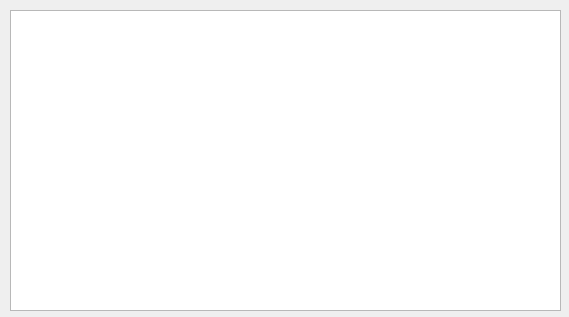
Before: the Qt Designer form stats_fitmaster_dialog.ui in MichalKNR/FitMaster5000, drawn with Qt 5.
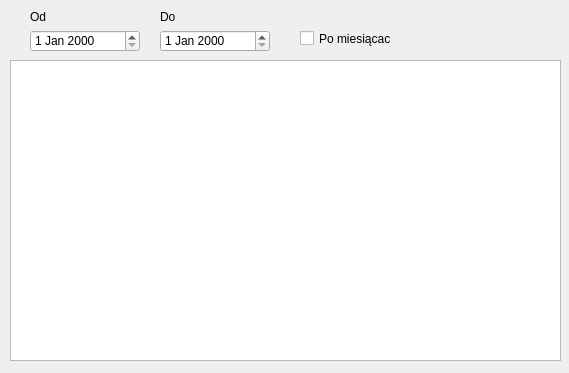
After: the same form once the commit is applied.

```diff
--- a/stats_fitmaster_dialog.ui
+++ b/stats_fitmaster_dialog.ui
@@ -7,7 +7,7 @@
     <x>0</x>
     <y>0</y>
     <width>569</width>
-    <height>317</height>
+    <height>373</height>
    </rect>
   </property>
   <property name="windowTitle">
@@ -17,12 +17,71 @@
    <property name="geometry">
     <rect>
      <x>10</x>
-     <y>10</y>
+     <y>60</y>
      <width>551</width>
      <height>301</height>
     </rect>
    </property>
   </widget>
+  <widget class="QDateEdit" name="dateEdit">
+   <property name="geometry">
+    <rect>
+     <x>30</x>
+     <y>30</y>
+     <width>110</width>
+     <height>22</height>
+    </rect>
+   </property>
+  </widget>
+  <widget class="QDateEdit" name="dateEdit_2">
+   <property name="geometry">
+    <rect>
+     <x>160</x>
+     <y>30</y>
+     <width>110</width>
+     <height>22</height>
+    </rect>
+   </property>
+  </widget>
+  <widget class="QLabel" name="label">
+   <property name="geometry">
+    <rect>
+     <x>30</x>
+     <y>10</y>
+     <width>47</width>
+     <height>13</height>
+    </rect>
+   </property>
+   <property name="text">
+    <string>Od</string>
+   </property>
+  </widget>
+  <widget class="QLabel" name="label_2">
+   <property name="geometry">
+    <rect>
+     <x>160</x>
+     <y>10</y>
+     <width>47</width>
+     <height>13</height>
+    </rect>
+   </property>
+   <property name="text">
+    <string>Do</string>
+   </property>
+  </widget>
+  <widget class="QCheckBox" name="checkBox">
+   <property name="geometry">
+    <rect>
+     <x>300</x>
+     <y>30</y>
+     <width>91</width>
+     <height>17</height>
+    </rect>
+   </property>
+   <property name="text">
+    <string>Po miesiącach</string>
+   </property>
+  </widget>
  </widget>
  <resources/>
  <connections/>
```
